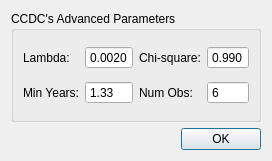
This is ui/advanced_settings.ui in SMByC/CCD-Plugin as Qt 5 draws it before an edit. The edited form follows.
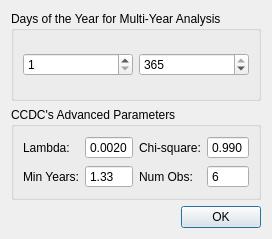
This is the edited form.

Commit message: Move DOY controls to advanced settings dialog. Others UI adjustments

What changed in the file:
```diff
--- a/ui/advanced_settings.ui
+++ b/ui/advanced_settings.ui
@@ -7,7 +7,7 @@
     <x>0</x>
     <y>0</y>
     <width>272</width>
-    <height>161</height>
+    <height>239</height>
    </rect>
   </property>
   <property name="windowTitle">
@@ -15,16 +15,6 @@
   </property>
   <layout class="QGridLayout" name="gridLayout">
    <item row="1" column="0">
-    <widget class="QDialogButtonBox" name="buttonBox">
-     <property name="orientation">
-      <enum>Qt::Horizontal</enum>
-     </property>
-     <property name="standardButtons">
-      <set>QDialogButtonBox::Ok</set>
-     </property>
-    </widget>
-   </item>
-   <item row="0" column="0">
     <widget class="QGroupBox" name="groupBox">
      <property name="title">
       <string>CCDC's Advanced Parameters</string>
@@ -143,6 +133,54 @@
      </layout>
     </widget>
    </item>
+   <item row="2" column="0">
+    <widget class="QDialogButtonBox" name="buttonBox">
+     <property name="orientation">
+      <enum>Qt::Horizontal</enum>
+     </property>
+     <property name="standardButtons">
+      <set>QDialogButtonBox::Ok</set>
+     </property>
+    </widget>
+   </item>
+   <item row="0" column="0">
+    <widget class="QGroupBox" name="doy_widget">
+     <property name="title">
+      <string>Days of the Year for Multi-Year Analysis</string>
+     </property>
+     <layout class="QHBoxLayout" name="horizontalLayout">
+      <item>
+       <widget class="QSpinBox" name="start_doy">
+        <property name="toolTip">
+         <string>Start Day of the Year (Useful for seasonal periods)</string>
+        </property>
+        <property name="minimum">
+         <number>1</number>
+        </property>
+        <property name="maximum">
+         <number>364</number>
+        </property>
+       </widget>
+      </item>
+      <item>
+       <widget class="QSpinBox" name="end_doy">
+        <property name="toolTip">
+         <string>End Day of the Year (Useful for seasonal periods)</string>
+        </property>
+        <property name="minimum">
+         <number>2</number>
+        </property>
+        <property name="maximum">
+         <number>365</number>
+        </property>
+        <property name="value">
+         <number>365</number>
+        </property>
+       </widget>
+      </item>
+     </layout>
+    </widget>
+   </item>
   </layout>
  </widget>
  <resources/>
```
The commit also changes 4 other files.
